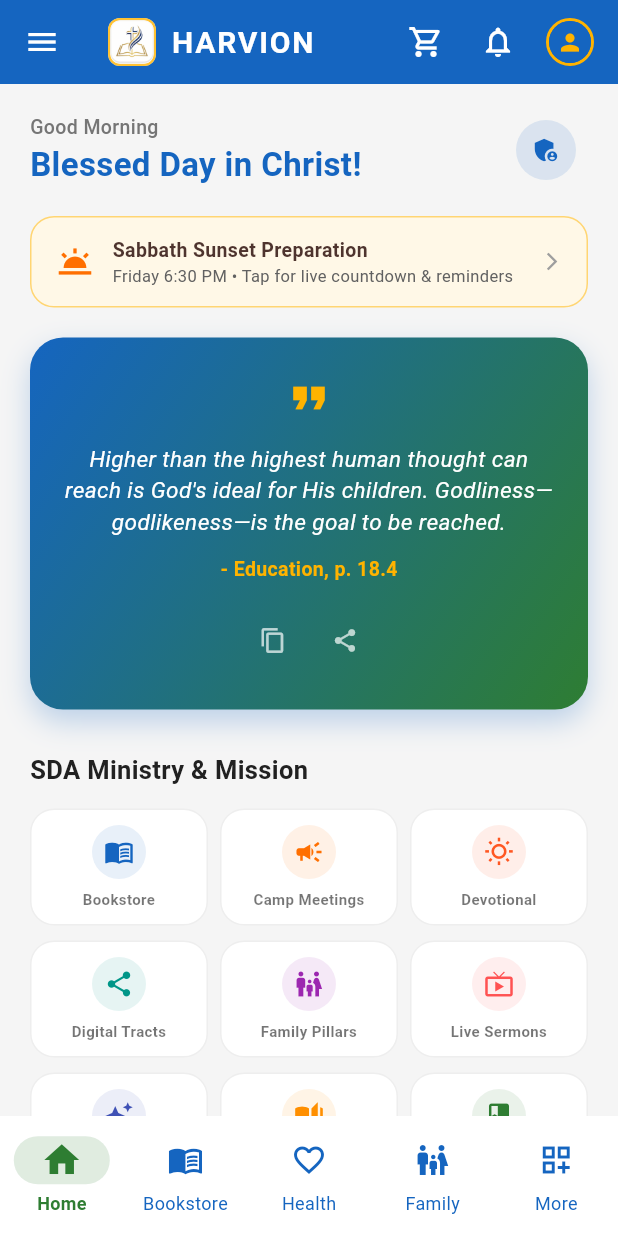
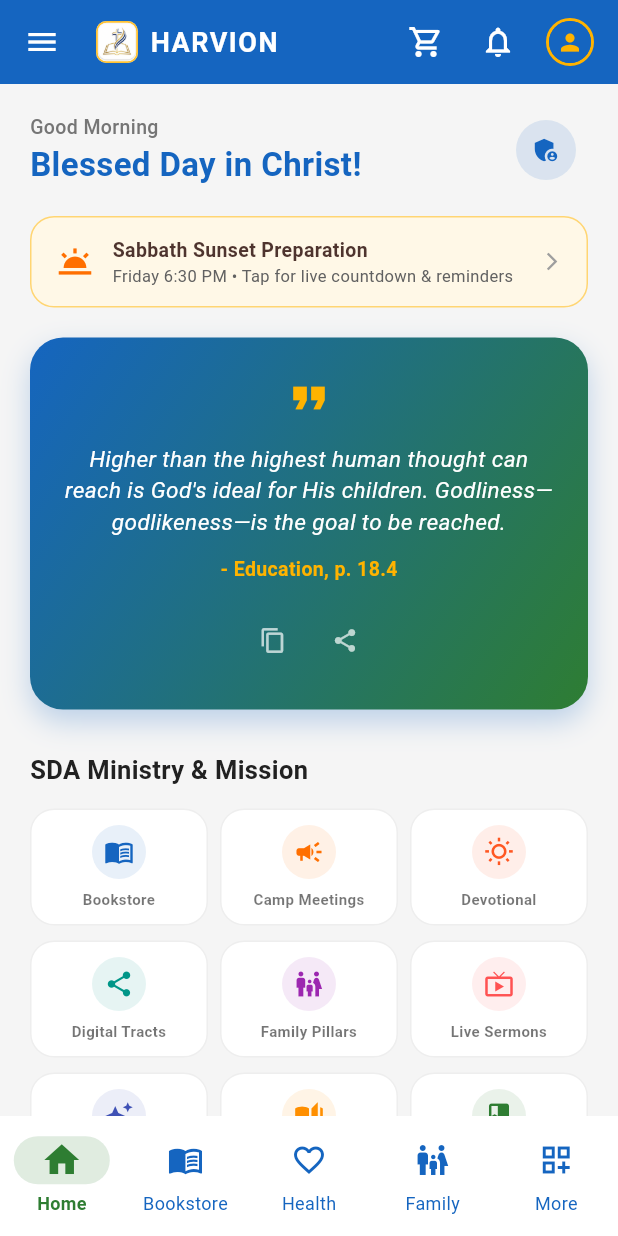
Before and after one commit to delstarford123/HARVION, a Flutter app: the screen it shows after launch, on a phone screen of 412 x 824 dp. Run offline on Flutter 3.47's test engine with Material 3 defaults, Android fonts, the light colour scheme and no system bars; our stand-ins replace chewie, cloud_firestore, connectivity_plus, file_picker, firebase_auth, firebase_core and 7 more; missing offline and left inert: syncfusion_flutter_pdfviewer; accounts and stored records are empty.

Commit message:
fix(ui): Adjust AppBar title width and spacing to prevent overflow on mobile devices

```diff
--- a/lib/core/main_navigation.dart
+++ b/lib/core/main_navigation.dart
@@ -86,29 +86,33 @@
   Widget build(BuildContext context) {
     return Scaffold(
       appBar: AppBar(
+        titleSpacing: 8,
         title: Row(
           mainAxisSize: MainAxisSize.min,
           children: [
             Container(
-              width: 32,
-              height: 32,
+              width: 28,
+              height: 28,
               decoration: BoxDecoration(
                 color: Colors.white,
-                borderRadius: BorderRadius.circular(8),
-                border: Border.all(color: AppTheme.sacredGold.withValues(alpha: 0.8), width: 1.5),
+                borderRadius: BorderRadius.circular(7),
+                border: Border.all(color: AppTheme.sacredGold.withValues(alpha: 0.8), width: 1.2),
               ),
               child: ClipRRect(
-                borderRadius: BorderRadius.circular(7),
+                borderRadius: BorderRadius.circular(6),
                 child: Image.asset(
                   'assets/images/harvion_logo.png',
                   fit: BoxFit.cover,
                 ),
               ),
             ),
-            const SizedBox(width: 10),
-            const Text(
-              'HARVION',
-              style: TextStyle(fontWeight: FontWeight.bold, letterSpacing: 1.2),
+            const SizedBox(width: 8),
+            const Flexible(
+              child: Text(
+                'HARVION',
+                overflow: TextOverflow.ellipsis,
+                style: TextStyle(fontWeight: FontWeight.bold, letterSpacing: 1.0, fontSize: 18),
+              ),
             ),
           ],
         ),
```
